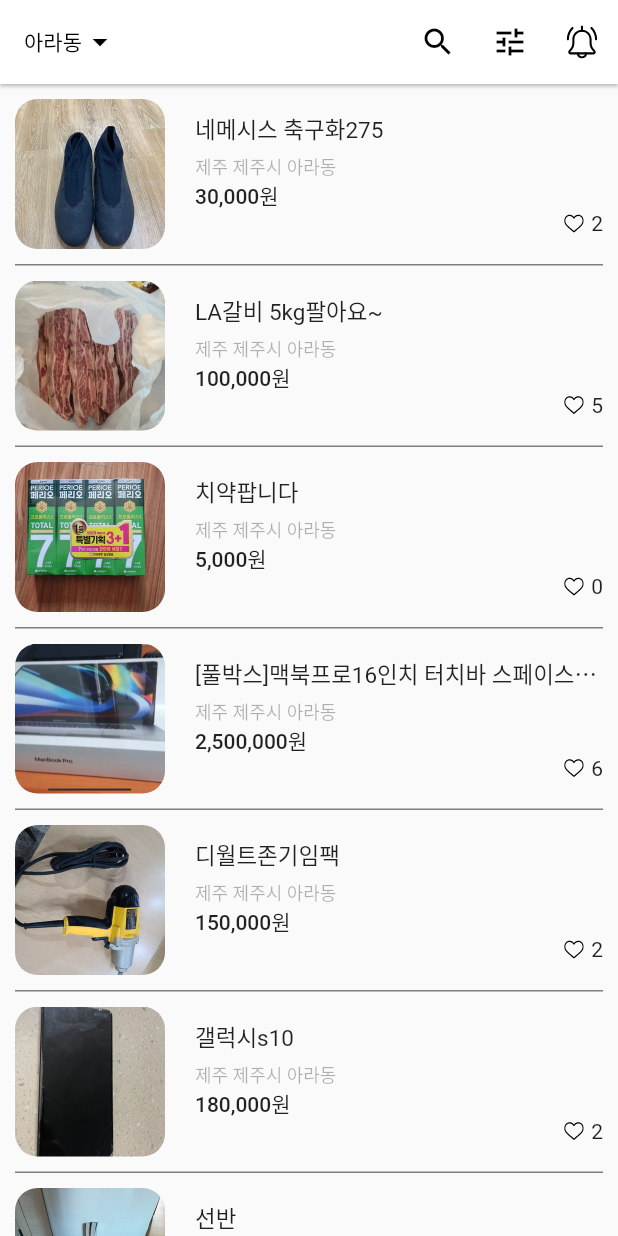
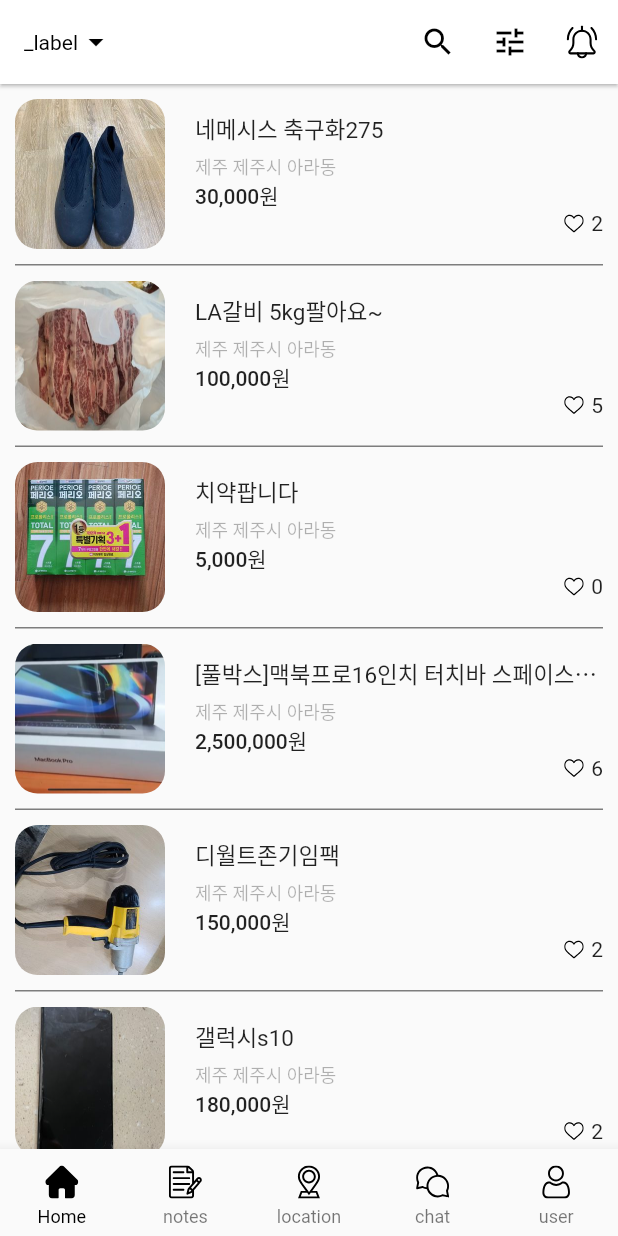
Before and after one commit to jungmonster/flutter_study, a Flutter app: the screen it shows after launch, on a phone screen of 412 x 824 dp. Run offline on Flutter 3.47's test engine with Material 2 defaults, Android fonts, the phone set to English and light mode, and no system bars; our stand-ins replace flutter_svg, get.

Commit message:
Feature : update step 3

```diff
--- a/copy_daagnmarket/lib/main.dart
+++ b/copy_daagnmarket/lib/main.dart
@@ -1,4 +1,4 @@
-import 'package:copy_daagnmarket/pages/home.dart';
+import 'package:copy_daagnmarket/pages/app.dart';
 import 'package:flutter/material.dart';
 
 void main() {
@@ -21,7 +21,7 @@
         ),
         // primarySwatch: Colors.blue,
       ),
-      home: Home(),
+      home: App(),
     );
   }
 }
--- /dev/null
+++ b/copy_daagnmarket/lib/pages/app.dart
@@ -0,0 +1,90 @@
+import 'package:flutter/material.dart';
+import 'package:flutter_svg/svg.dart';
+
+import 'home.dart';
+
+class App extends StatefulWidget {
+  App({Key? key}) : super(key: key);
+
+  @override
+  State<App> createState() => _AppState();
+}
+
+class _AppState extends State<App> {
+  late int _currentPageIndex;
+  @override
+  void initState() {
+    super.initState();
+    _currentPageIndex = 0;
+  }
+
+  @override
+  Widget build(BuildContext context) {
+    return Scaffold(
+      // appBar: _appbarWidget(),
+      body: _bodyWidget(),
+      bottomNavigationBar: _bottomNavigationBarWidget(),
+    );
+  }
+
+  BottomNavigationBarItem _bottomNavigationBarItam(
+      String iconName, String labelName) {
+    return BottomNavigationBarItem(
+      icon: Padding(
+        padding: const EdgeInsets.all(5.0),
+        child: SvgPicture.asset(
+          "assets/svg/${iconName}_off.svg",
+          width: 22,
+        ),
+      ),
+      activeIcon: Padding(
+        padding: const EdgeInsets.all(5.0),
+        child: SvgPicture.asset(
+          "assets/svg/${iconName}_on.svg",
+          width: 22,
+        ),
+      ),
+      label: labelName,
+    );
+  }
+
+  Widget _bottomNavigationBarWidget() {
+    return BottomNavigationBar(
+      type: BottomNavigationBarType.fixed,
+      selectedItemColor: Colors.black,
+      selectedLabelStyle: TextStyle(color: Colors.red),
+      selectedFontSize: 12,
+      onTap: (int index) {
+        // print(index);
+        setState(() {
+          _currentPageIndex = index;
+        });
+      },
+      currentIndex: _currentPageIndex,
+      items: [
+        _bottomNavigationBarItam("home", "Home"),
+        _bottomNavigationBarItam("notes", "notes"),
+        _bottomNavigationBarItam("location", "location"),
+        _bottomNavigationBarItam("chat", "chat"),
+        _bottomNavigationBarItam("user", "user"),
+      ],
+    );
+  }
+
+  Widget _bodyWidget() {
+    switch (_currentPageIndex) {
+      case 0:
+        return Home();
+      case 1:
+        return Container();
+      case 2:
+        return Container();
+      case 3:
+        return Container();
+      case 4:
+        return Container();
+      default:
+        return Container();
+    }
+  }
+}
--- a/copy_daagnmarket/lib/pages/home.dart
+++ b/copy_daagnmarket/lib/pages/home.dart
@@ -10,7 +10,23 @@
 }
 
 class _HomeState extends State<Home> {
-  List<Map<String, String>> datas = [
+  List<Map<String, String>> datas = [];
+  String _currentLocation = 'ara';
+  String _label = "Ara";
+
+  Map<String, String> loactionTypeString = {
+    "ara": 'Ara',
+    "ora": 'Ora',
+    "donam": 'Donam',
+  };
+
+  @override
+  void initState() {
+    // TODO: implement initState
+    super.initState();
+    _currentLocation = 'ara';
+    _label = loactionTypeString[_currentLocation] ?? "error";
+    datas = [
       {
         "cid": "1",
         "image": "assets/images/ara-1.jpg",
@@ -92,10 +108,11 @@
         "likes": "7"
       },
     ];
+  }
 
-  @override
-  void initState() {
-    super.initState();
+  final oCcy = new NumberFormat("#,###", "ko_KR");
+  String calculString(String priceString) {
+    return "${oCcy.format(int.parse(priceString))}원";
   }
 
   @override
@@ -103,13 +120,7 @@
     return Scaffold(
       appBar: _appbarWidget(),
       body: _bodyWidget(),
-      // bottomNavigationBar: Container(),
     );
-  }
-
-  final oCcy = new NumberFormat("#,###", "ko_KR");
-  String calculString(String priceString) {
-    return "${oCcy.format(int.parse(priceString))}원";
   }
 
   Widget _bodyWidget() {
@@ -194,13 +205,42 @@
         onTap: () {
           print("click");
         },
+        child: PopupMenuButton<String>(
+          offset: Offset(0, 25),
+          shape: ShapeBorder.lerp(
+              RoundedRectangleBorder(borderRadius: BorderRadius.circular(10)),
+              RoundedRectangleBorder(borderRadius: BorderRadius.circular(10)),
+              1),
+          onSelected: (String where) {
+            setState(() {
+              _currentLocation = where;
+              print(loactionTypeString[_currentLocation]);
+            });
+          },
+          itemBuilder: (BuildContext context) {
+            return [
+              PopupMenuItem(
+                value: 'ara',
+                child: Text("ara"),
+              ),
+              PopupMenuItem(
+                value: 'ora',
+                child: Text("ora"),
+              ),
+              PopupMenuItem(
+                value: 'donam',
+                child: Text("donam"),
+              ),
+            ];
+          },
           child: Row(
             children: const [
-            Text('아라동'),
+              Text("_label"),
               Icon(
                 Icons.arrow_drop_down,
               ),
             ],
+          ),
         ),
       ),
       elevation: 1,
```
Also changed, not shown: 1 other file. Lines whose indentation alone changed are shown as unchanged.
